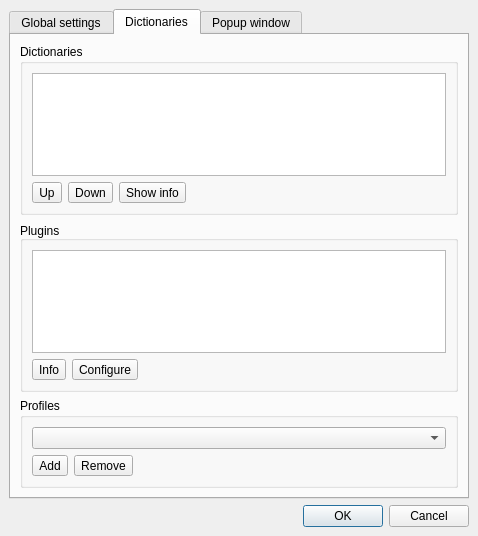
Before: the Qt Designer form qstardict/settingsdialog.ui in qstardict/qstardict, drawn with Qt 5.
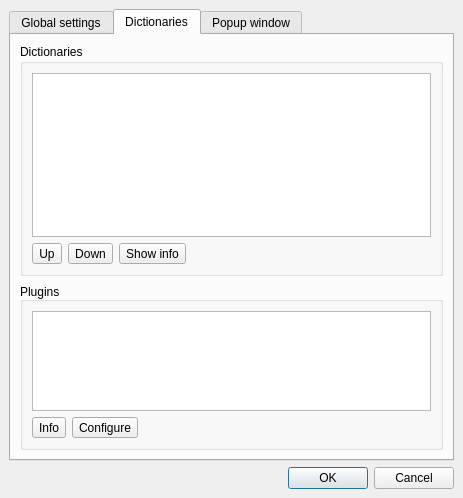
After: the same form once the commit is applied. The open tabs and pages were chosen to show the change. Icons and pictures are not drawn.

Commit message: Improve settings dialog

What changed in the file:
```diff
--- a/qstardict/settingsdialog.ui
+++ b/qstardict/settingsdialog.ui
@@ -5,8 +5,8 @@
    <rect>
     <x>0</x>
     <y>0</y>
-    <width>478</width>
-    <height>536</height>
+    <width>463</width>
+    <height>498</height>
    </rect>
   </property>
   <property name="windowTitle" >
@@ -194,6 +194,12 @@
        </item>
        <item>
         <widget class="QGroupBox" name="groupBox_4" >
+         <property name="maximumSize" >
+          <size>
+           <width>16777215</width>
+           <height>196</height>
+          </size>
+         </property>
          <property name="title" >
           <string>Plugins</string>
          </property>
@@ -263,65 +269,6 @@
          </layout>
         </widget>
        </item>
-       <item>
-        <widget class="QGroupBox" name="groupBox_5" >
-         <property name="title" >
-          <string>Profiles</string>
-         </property>
-         <layout class="QVBoxLayout" >
-          <item>
-           <widget class="QComboBox" name="profilesBox" >
-            <property name="toolTip" >
-             <string>Current profile</string>
-            </property>
-           </widget>
-          </item>
-          <item>
-           <layout class="QHBoxLayout" >
-            <item>
-             <widget class="QToolButton" name="profilesAddButton" >
-              <property name="toolTip" >
-               <string>Add new profile</string>
-              </property>
-              <property name="text" >
-               <string>Add</string>
-              </property>
-              <property name="icon" >
-               <iconset resource="pixmaps/pixmaps.qrc" >:/icons/list-add.png</iconset>
-              </property>
-             </widget>
-            </item>
-            <item>
-             <widget class="QToolButton" name="profilesRemoveButton" >
-              <property name="toolTip" >
-               <string>Remove current profile</string>
-              </property>
-              <property name="text" >
-               <string>Remove</string>
-              </property>
-              <property name="icon" >
-               <iconset resource="pixmaps/pixmaps.qrc" >:/icons/list-remove.png</iconset>
-              </property>
-             </widget>
-            </item>
-            <item>
-             <spacer>
-              <property name="orientation" >
-               <enum>Qt::Horizontal</enum>
-              </property>
-              <property name="sizeHint" >
-               <size>
-                <width>40</width>
-                <height>20</height>
-               </size>
-              </property>
-             </spacer>
-            </item>
-           </layout>
-          </item>
-         </layout>
-        </widget>
-       </item>
       </layout>
      </widget>
      <widget class="QWidget" name="tabPopupWindow" >
```
Left out of the diff: 2 changed lines with no effect on the pictures. The commit also changes 2 other files.
